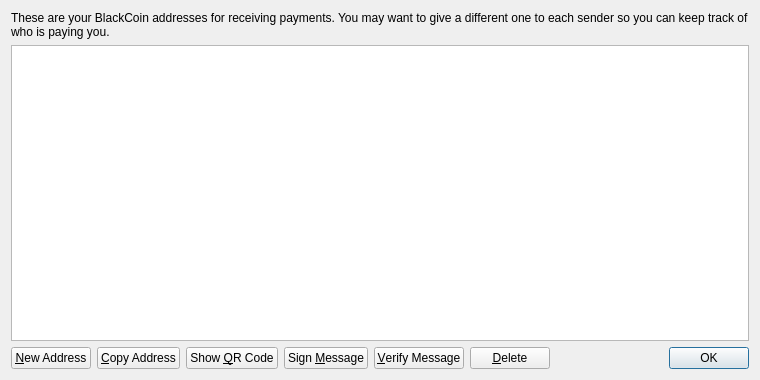
The window that src/qt/forms/addressbookpage.ui (Qcoin/qcoin) describes before a commit, drawn with Qt 5.
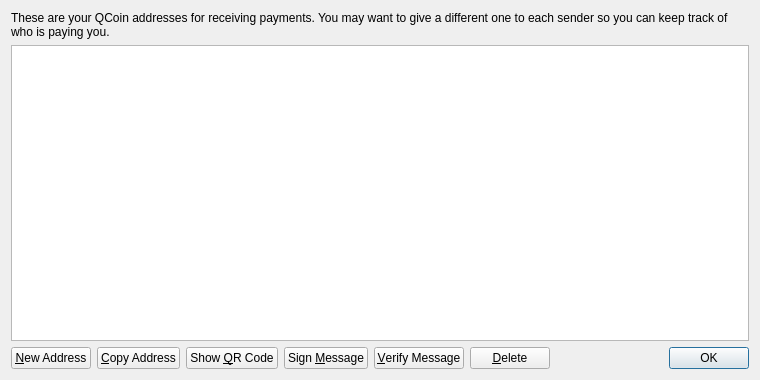
The same window after the commit. Icons and pictures are not drawn.

Patch:
```diff
--- a/src/qt/forms/addressbookpage.ui
+++ b/src/qt/forms/addressbookpage.ui
@@ -17,7 +17,7 @@
    <item>
     <widget class="QLabel" name="labelExplanation">
      <property name="text">
-      <string>These are your BlackCoin addresses for receiving payments. You may want to give a different one to each sender so you can keep track of who is paying you.</string>
+      <string>These are your QCoin addresses for receiving payments. You may want to give a different one to each sender so you can keep track of who is paying you.</string>
      </property>
      <property name="textFormat">
       <enum>Qt::PlainText</enum>
```
Left out of the diff: 4 changed lines with no effect on the pictures.
